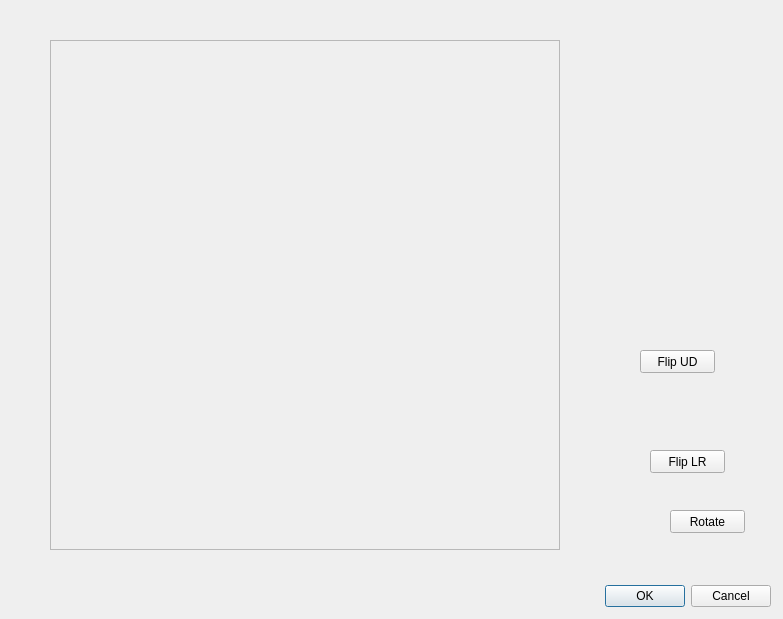
Above: assemble.ui from arthurHamel/GeoUI before the change. Below: the same form after it.
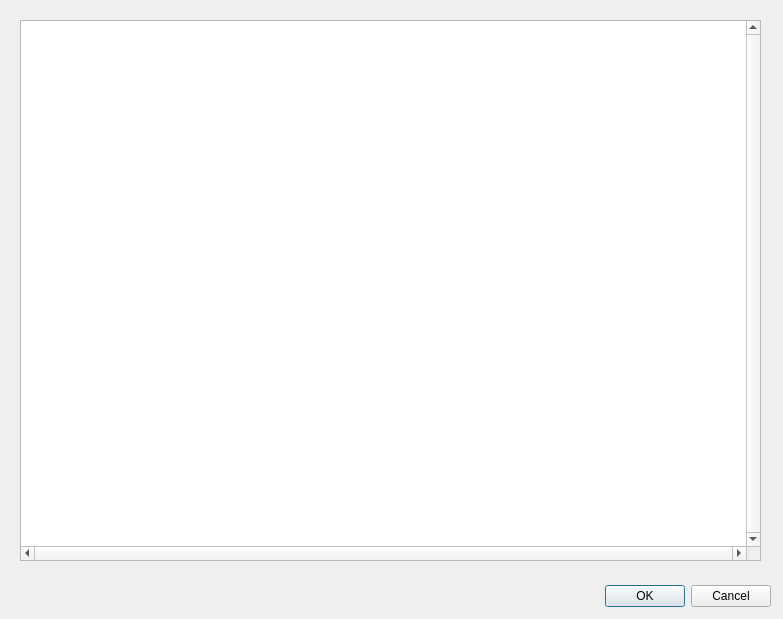
That is the form after the change.

What changed in the file:
```diff
--- a/assemble.ui
+++ b/assemble.ui
@@ -29,87 +29,24 @@
     <set>QDialogButtonBox::Cancel|QDialogButtonBox::Ok</set>
    </property>
   </widget>
-  <widget class="QPushButton" name="rotate">
+  <widget class="QPlainTextEdit" name="text">
    <property name="geometry">
     <rect>
-     <x>670</x>
-     <y>510</y>
-     <width>75</width>
-     <height>23</height>
+     <x>20</x>
+     <y>20</y>
+     <width>741</width>
+     <height>541</height>
     </rect>
    </property>
-   <property name="text">
-    <string>Rotate</string>
+   <property name="verticalScrollBarPolicy">
+    <enum>Qt::ScrollBarAlwaysOn</enum>
    </property>
-  </widget>
-  <widget class="QPushButton" name="flipud">
-   <property name="geometry">
-    <rect>
-     <x>640</x>
-     <y>350</y>
-     <width>75</width>
-     <height>23</height>
-    </rect>
+   <property name="horizontalScrollBarPolicy">
+    <enum>Qt::ScrollBarAlwaysOn</enum>
    </property>
-   <property name="text">
-    <string>Flip UD</string>
-   </property>
-  </widget>
-  <widget class="QPushButton" name="fliplr">
-   <property name="geometry">
-    <rect>
-     <x>650</x>
-     <y>450</y>
-     <width>75</width>
-     <height>23</height>
-    </rect>
-   </property>
-   <property name="text">
-    <string>Flip LR</string>
-   </property>
-  </widget>
-  <widget class="QFrame" name="frame">
-   <property name="geometry">
-    <rect>
-     <x>50</x>
-     <y>40</y>
-     <width>510</width>
-     <height>510</height>
-    </rect>
-   </property>
-   <property name="sizePolicy">
-    <sizepolicy hsizetype="Fixed" vsizetype="Fixed">
-     <horstretch>0</horstretch>
-     <verstretch>0</verstretch>
-    </sizepolicy>
-   </property>
-   <property name="autoFillBackground">
+   <property name="centerOnScroll">
     <bool>true</bool>
    </property>
-   <property name="frameShape">
-    <enum>QFrame::StyledPanel</enum>
-   </property>
-   <property name="frameShadow">
-    <enum>QFrame::Plain</enum>
-   </property>
-   <widget class="QWidget" name="gridLayoutWidget">
-    <property name="geometry">
-     <rect>
-      <x>0</x>
-      <y>0</y>
-      <width>511</width>
-      <height>511</height>
-     </rect>
-    </property>
-    <layout class="QGridLayout" name="grid">
-     <property name="sizeConstraint">
-      <enum>QLayout::SetFixedSize</enum>
-     </property>
-     <property name="spacing">
-      <number>0</number>
-     </property>
-    </layout>
-   </widget>
   </widget>
  </widget>
  <resources/>
```
